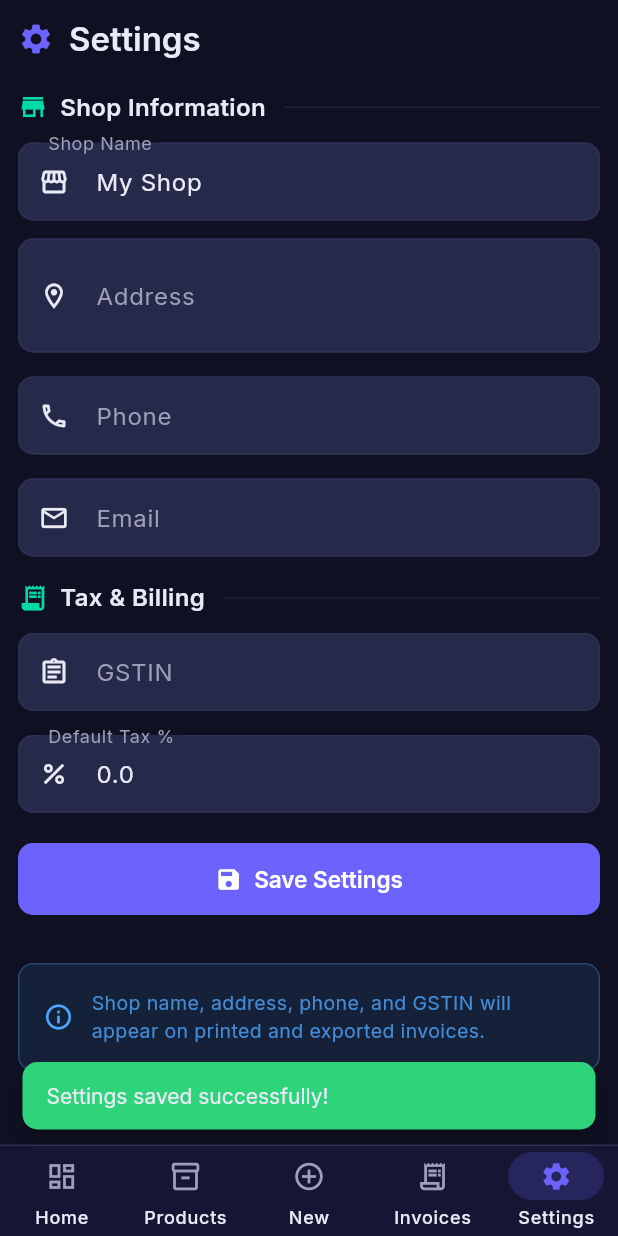
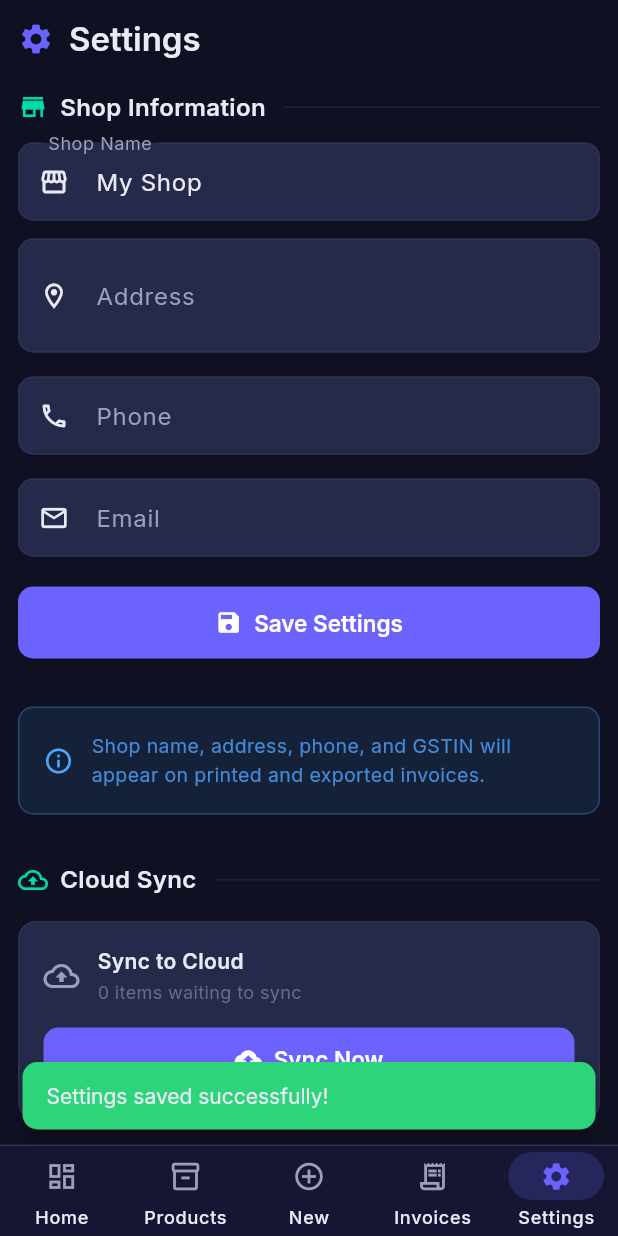
Before and after one commit to mithilesh042006/invoice, a Flutter app: the screen it shows after launch, item 5 of the bottom bar chosen, after a tap on "Save Settings", on a phone screen of 412 x 824 dp. Run offline on Flutter 3.47's test engine with Material 3 defaults, Android fonts, the phone set to English and light mode, and no system bars; our stand-ins replace file_picker, fl_chart, flutter_riverpod, google_fonts, pdf, printing and 2 more; missing offline and left inert: mobile_scanner; accounts and stored records are empty.

Commit message:
tax and billing removed

```diff
--- a/lib/features/settings/settings_screen.dart
+++ b/lib/features/settings/settings_screen.dart
@@ -26,8 +26,6 @@ class _SettingsScreenState extends ConsumerState<SettingsScreen> {
   final _addressCtrl = TextEditingController();
   final _phoneCtrl = TextEditingController();
   final _emailCtrl = TextEditingController();
-  final _gstinCtrl = TextEditingController();
-  final _taxCtrl = TextEditingController();
   bool _saving = false;
   bool _loaded = false;
 
@@ -37,8 +35,6 @@ class _SettingsScreenState extends ConsumerState<SettingsScreen> {
     _addressCtrl.dispose();
     _phoneCtrl.dispose();
     _emailCtrl.dispose();
-    _gstinCtrl.dispose();
-    _taxCtrl.dispose();
     super.dispose();
   }
 
@@ -48,8 +44,6 @@ class _SettingsScreenState extends ConsumerState<SettingsScreen> {
     _addressCtrl.text = profile['address']?.toString() ?? '';
     _phoneCtrl.text = profile['phone']?.toString() ?? '';
     _emailCtrl.text = profile['email']?.toString() ?? '';
-    _gstinCtrl.text = profile['gstin']?.toString() ?? '';
-    _taxCtrl.text = (profile['default_tax_percent'] ?? 0).toString();
     _loaded = true;
   }
 
@@ -65,8 +59,6 @@ class _SettingsScreenState extends ConsumerState<SettingsScreen> {
         'address': _addressCtrl.text.trim(),
         'phone': _phoneCtrl.text.trim(),
         'email': _emailCtrl.text.trim(),
-        'gstin': _gstinCtrl.text.trim(),
-        'default_tax_percent': double.tryParse(_taxCtrl.text.trim()) ?? 0,
       });
 
       ref.invalidate(shopProfileProvider);
@@ -172,62 +164,6 @@ class _SettingsScreenState extends ConsumerState<SettingsScreen> {
                                 )),
                               ]),
 
-                            const SizedBox(height: 16),
-
-                            // Tax & Billing Section
-                            _sectionHeader('Tax & Billing', Icons.receipt_long),
-                            const SizedBox(height: 12),
-                            if (mobile)
-                              Column(children: [
-                                _buildField(
-                                  controller: _gstinCtrl,
-                                  label: 'GSTIN',
-                                  hint: 'GST Identification Number',
-                                  icon: Icons.assignment_outlined,
-                                ),
-                                const SizedBox(height: 16),
-                                _buildField(
-                                  controller: _taxCtrl,
-                                  label: 'Default Tax %',
-                                  hint: '0',
-                                  icon: Icons.percent,
-                                  keyboardType: TextInputType.number,
-                                  validator: (v) {
-                                    if (v != null && v.isNotEmpty) {
-                                      final n = double.tryParse(v);
-                                      if (n == null || n < 0 || n > 100) return 'Invalid %';
-                                    }
-                                    return null;
-                                  },
-                                ),
-                              ])
-                            else
-                              Row(children: [
-                                Expanded(child: _buildField(
-                                  controller: _gstinCtrl,
-                                  label: 'GSTIN',
-                                  hint: 'GST Identification Number',
-                                  icon: Icons.assignment_outlined,
-                                )),
-                                const SizedBox(width: 16),
-                                SizedBox(
-                                  width: 160,
-                                  child: _buildField(
-                                    controller: _taxCtrl,
-                                    label: 'Default Tax %',
-                                    hint: '0',
-                                    icon: Icons.percent,
-                                    keyboardType: TextInputType.number,
-                                    validator: (v) {
-                                      if (v != null && v.isNotEmpty) {
-                                        final n = double.tryParse(v);
-                                        if (n == null || n < 0 || n > 100) return 'Invalid %';
-                                      }
-                                      return null;
-                                    },
-                                  ),
-                                ),
-                              ]),
 
                             const SizedBox(height: 20),
 
```
